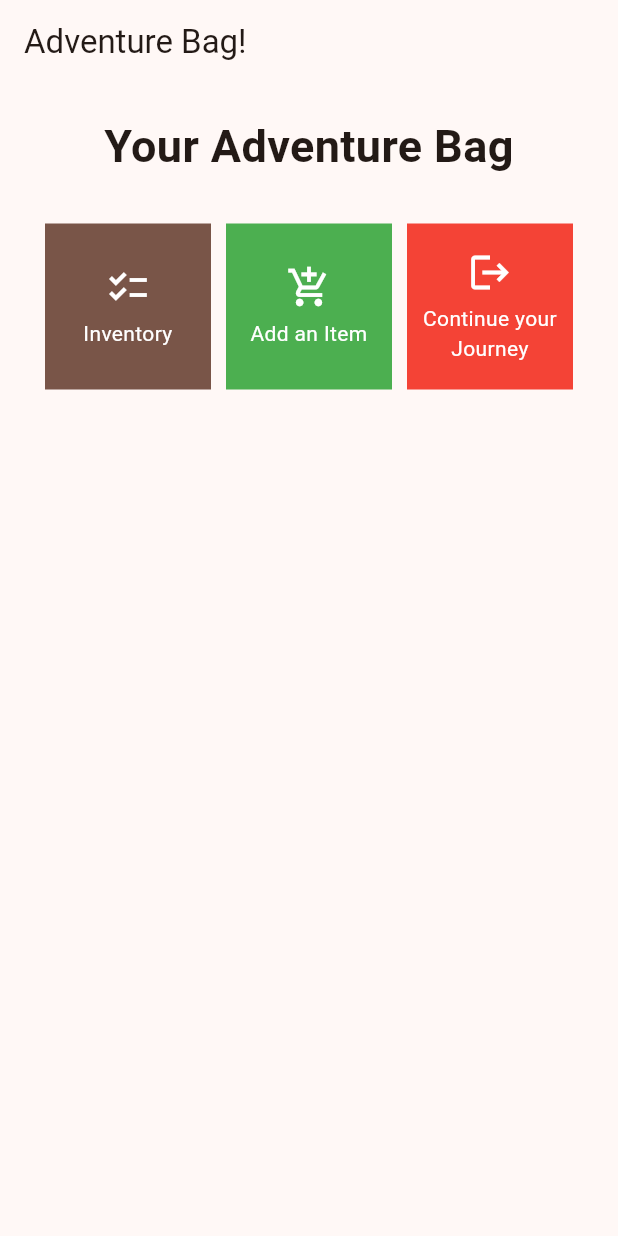
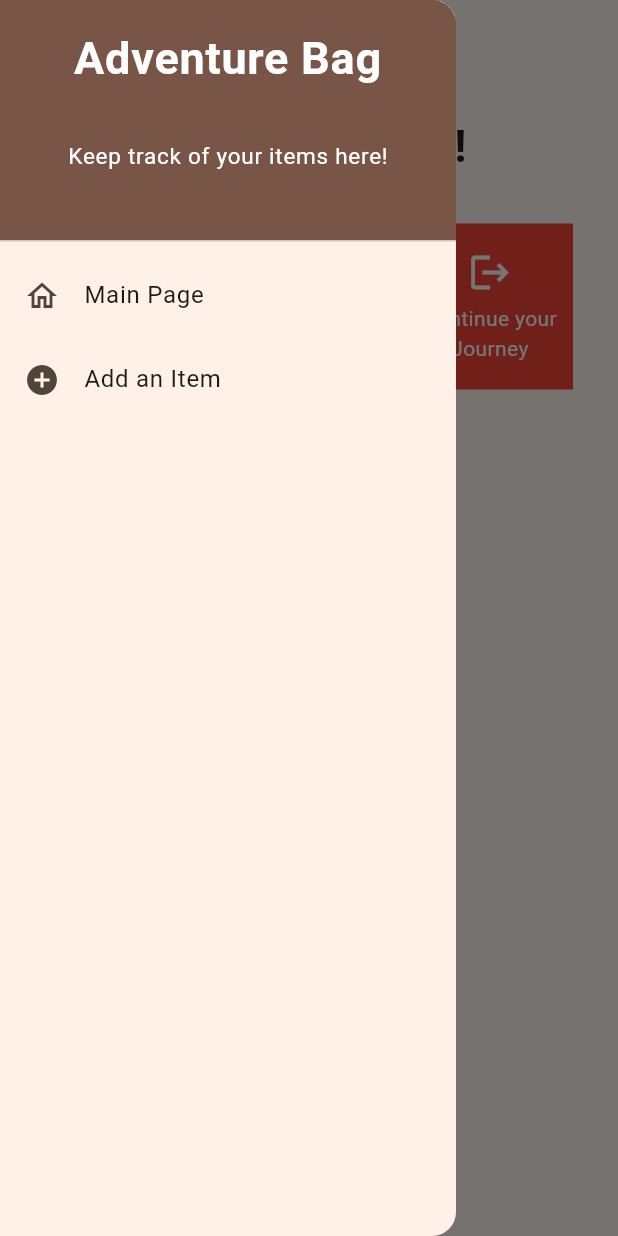
Before and after one commit to pesolosep/AdventureBag, a Flutter app: the screen it shows after launch, with the side drawer open (before the commit the screen has no drawer), on a phone screen of 412 x 824 dp. Run offline on Flutter 3.47's test engine with Material 2 defaults, Android fonts, the phone set to English and light mode, and no system bars.

Commit message:
finish task 8

```diff
--- a/lib/inventory.dart
+++ /dev/null
@@ -1,112 +0,0 @@
-import 'package:flutter/material.dart';
-
-
-class MyHomePage extends StatelessWidget {
-    MyHomePage({Key? key}) : super(key: key);
-    final List<ShopItem> items = [
-    ShopItem("Inventory", Icons.checklist, Colors.brown),
-    ShopItem("Add an Item", Icons.add_shopping_cart, Colors.green),
-    ShopItem("Continue your Journey", Icons.logout, Colors.red),
-];
-    @override
-    Widget build(BuildContext context) {
-return Scaffold(
-      appBar: AppBar(
-        title: const Text(
-          'Adventure Bag!',
-        ),
-      ),
-      body: SingleChildScrollView(
-        // Widget wrapper yang dapat discroll
-        child: Padding(
-          padding: const EdgeInsets.all(10.0), // Set padding dari halaman
-          child: Column(
-            // Widget untuk menampilkan children secara vertikal
-            children: <Widget>[
-              const Padding(
-                padding: EdgeInsets.only(top: 10.0, bottom: 10.0),
-                // Widget Text untuk menampilkan tulisan dengan alignment center dan style yang sesuai
-                child: Text(
-                  'Your Adventure Bag', // Text yang menandakan toko
-                  textAlign: TextAlign.center,
-                  style: TextStyle(
-                    fontSize: 30,
-                    fontWeight: FontWeight.bold,
-                  ),
-                ),
-              ),
-              // Grid layout
-              GridView.count(
-                // Container pada card kita.
-                primary: true,
-                padding: const EdgeInsets.all(20),
-                crossAxisSpacing: 10,
-                mainAxisSpacing: 10,
-                crossAxisCount: 3,
-                shrinkWrap: true,
-                children: items.map((ShopItem item) {
-                  // Iterasi untuk setiap item
-                  return ShopCard(item);
-                }).toList(),
-              ),
-            ],
-          ),
-        ),
-      ),
-    );
-    }
-}
-
-class ShopItem {
-  final String name;
-  final IconData icon;
-  final Color color;
-
-  ShopItem(this.name, this.icon, this.color);
-}
-
-
-class ShopCard extends StatelessWidget {
-  final ShopItem item;
-
-  const ShopCard(this.item, {super.key}); // Constructor
-
-  @override
-  Widget build(BuildContext context) {
-    return Material(
-      color: item.color,
-      child: InkWell(
-        // Area responsive terhadap sentuhan
-        onTap: () {
-          // Memunculkan SnackBar ketika diklik
-          ScaffoldMessenger.of(context)
-            ..hideCurrentSnackBar()
-            ..showSnackBar(SnackBar(
-                content: Text("Kamu telah menekan tombol ${item.name}!")));
-        },
-        child: Container(
-          // Container untuk menyimpan Icon dan Text
-          padding: const EdgeInsets.all(8),
-          child: Center(
-            child: Column(
-              mainAxisAlignment: MainAxisAlignment.center,
-              children: [
-                Icon(
-                  item.icon,
-                  color: Colors.white,
-                  size: 30.0,
-                ),
-                const Padding(padding: EdgeInsets.all(3)),
-                Text(
-                  item.name,
-                  textAlign: TextAlign.center,
-                  style: const TextStyle(color: Colors.white),
-                ),
-              ],
-            ),
-          ),
-        ),
-      ),
-    );
-  }
-}
--- a/lib/main.dart
+++ b/lib/main.dart
@@ -1,5 +1,5 @@
 import 'package:flutter/material.dart';
-import 'package:adventure_bag/inventory.dart';
+import 'package:adventure_bag/screens/inventory.dart';
 void main() {
   runApp(const MyApp());
 }
@@ -28,7 +28,7 @@ class MyApp extends StatelessWidget {
         //
         // This works for code too, not just values: Most code changes can be
         // tested with just a hot reload.
-        colorScheme: ColorScheme.fromSeed(seedColor: Colors.brown),
+        colorScheme: ColorScheme.fromSeed(seedColor: Colors.orange),
         useMaterial3: true,
       ),
       home: MyHomePage(),
--- /dev/null
+++ b/lib/screens/inventory.dart
@@ -0,0 +1,66 @@
+import 'package:flutter/material.dart';
+
+import 'package:adventure_bag/widgets/left_drawer.dart';
+import 'package:adventure_bag/screens/item_form.dart';
+
+import 'package:adventure_bag/widgets/item_card.dart';
+class MyHomePage extends StatelessWidget {
+    MyHomePage({Key? key}) : super(key: key);
+
+    @override
+    Widget build(BuildContext context) {
+        return Scaffold(
+            appBar: AppBar(
+                title: const Text(
+                'Adventure Bag!',
+                ),
+            ),
+            drawer: const LeftDrawer(),
+
+            body: SingleChildScrollView(
+                // Widget wrapper yang dapat discroll
+                child: Padding(
+                padding: const EdgeInsets.all(10.0), // Set padding dari halaman
+                child: Column(
+                    // Widget untuk menampilkan children secara vertikal
+                    children: <Widget>[
+                    const Padding(
+                        padding: EdgeInsets.only(top: 10.0, bottom: 10.0),
+                        // Widget Text untuk menampilkan tulisan dengan alignment center dan style yang sesuai
+                        child: Text(
+                        'Adventure Bag!', // Text yang menandakan toko
+                        textAlign: TextAlign.center,
+                        style: TextStyle(
+                            fontSize: 30,
+                            fontWeight: FontWeight.bold,
+                        ),
+                        ),
+                    ),
+                    // Grid layout
+                    GridView.count(
+                        // Container pada card kita.
+                        primary: true,
+                        padding: const EdgeInsets.all(20),
+                        crossAxisSpacing: 10,
+                        mainAxisSpacing: 10,
+                        crossAxisCount: 3,
+                        shrinkWrap: true,
+                        children: items.map((BagItem item) {
+                        // Iterasi untuk setiap item
+                        return BagCard(item);
+                        }).toList(),
+                    ),
+                    ],
+                ),
+                ),
+            ),
+    );
+    }
+}
+
+
+final List<BagItem> items = [
+    BagItem("See Inside your Bag", Icons.checklist, Colors.brown),
+    BagItem("Add an Item", Icons.add_shopping_cart, Colors.green),
+    BagItem("Continue your Journey", Icons.logout, Colors.red),
+];
--- /dev/null
+++ b/lib/widgets/item_card.dart
@@ -0,0 +1,62 @@
+import 'package:flutter/material.dart';
+import 'package:adventure_bag/screens/item_form.dart';
+
+class BagItem {
+  final String name;
+  final IconData icon;
+  final Color color;
+
+  BagItem(this.name, this.icon, this.color);
+}
+
+class BagCard extends StatelessWidget {
+  final BagItem item;
+  const BagCard(this.item, {super.key}); // Constructor
+
+  @override
+  Widget build(BuildContext context) {
+    return Material(
+      color: item.color,
+      child: InkWell(
+        // Area responsive terhadap sentuhan
+        onTap: () {
+          // Memunculkan SnackBar ketika diklik
+          ScaffoldMessenger.of(context)
+            ..hideCurrentSnackBar()
+            ..showSnackBar(SnackBar(
+              content: Text("You have pressed the button ${item.name}!")));
+
+          if (item.name == "Add an Item") {
+            Navigator.push(
+              context,
+              MaterialPageRoute(
+                builder: (context) => const BagFormPage(),
+              )
+            );
+          }
+        },
+        child: Container(
+          padding: const EdgeInsets.all(8),
+          child: Center(
+            child: Column(
+              mainAxisAlignment: MainAxisAlignment.center,
+              children: [
+                Icon(
+                  item.icon,
+                  color: Colors.white,
+                  size: 30.0,
+                ),
+                const Padding(padding: EdgeInsets.all(3)),
+                Text(
+                  item.name,
+                  textAlign: TextAlign.center,
+                  style: const TextStyle(color: Colors.white),
+                ),
+              ],
+            ),
+          ),
+        ),
+      ),
+    );
+  }
+}
--- /dev/null
+++ b/lib/widgets/left_drawer.dart
@@ -0,0 +1,70 @@
+import 'package:flutter/material.dart';
+import 'package:adventure_bag/screens/inventory.dart';
+import 'package:adventure_bag/screens/item_form.dart';
+
+class LeftDrawer extends StatelessWidget {
+  const LeftDrawer({super.key});
+
+  @override
+  Widget build(BuildContext context) {
+    return Drawer(
+      child: ListView(
+        children: [
+          const DrawerHeader(
+            decoration: BoxDecoration(
+              color: Colors.brown,
+            ),
+            child: Column(
+              children: [
+                Text(
+                  'Adventure Bag',
+                  textAlign: TextAlign.center,
+                  style: TextStyle(
+                    fontSize: 30,
+                    fontWeight: FontWeight.bold,
+                    color: Colors.white,
+                  ),
+                ),
+                Padding(padding: EdgeInsets.all(16)),
+                Text("Keep track of your items here!",
+                  textAlign: TextAlign.left,
+                  style: TextStyle(
+                    fontSize: 15,
+                    fontWeight: FontWeight.normal,
+                    color: Colors.white,
+                  ),
+                ),
+              ],
+            ),
+          ),
+          ListTile(
+            leading: const Icon(Icons.home_outlined),
+            title: const Text('Main Page'),
+            // Bagian redirection ke MyHomePage
+            onTap: () {
+              Navigator.pushReplacement(
+                context,
+                MaterialPageRoute(
+                  builder: (context) => MyHomePage(),
+                )
+              );
+            },
+          ),
+          ListTile(
+            leading: const Icon(Icons.add_circle),
+            title: const Text('Add an Item'),
+            // Bagian redirection ke StudioFormPage
+            onTap: () {
+              Navigator.push(
+                context,
+                MaterialPageRoute(
+                  builder: (context) => const BagFormPage(),
+                )
+              );
+            },
+          ),
+        ],
+      ),
+    );
+  }
+}
```
Also changed, not shown: lib/screens/item_form.dart (added, +162 -0 lines), 1 other file.
